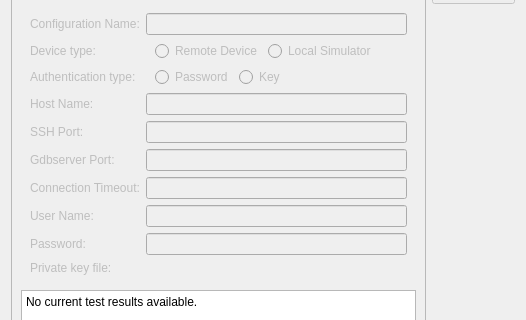
Above: src/plugins/qt4projectmanager/qt-maemo/maemosettingswidget.ui from qt-creator/qt-creator before the change; both pictures show x 0 to 526 and y 113 to 433 of the 526 by 514 pixel window. Below: the same form after it.
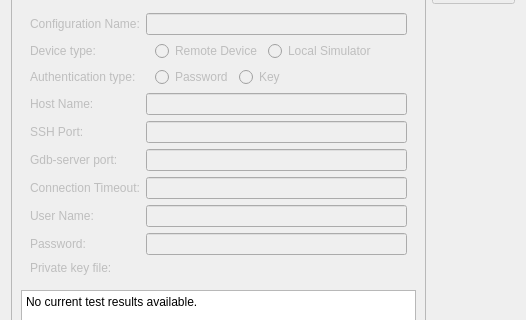
That is the form after the change. Custom widgets are drawn as their Qt base class.

The edit to the form file:
```diff
--- a/src/plugins/qt4projectmanager/qt-maemo/maemosettingswidget.ui
+++ b/src/plugins/qt4projectmanager/qt-maemo/maemosettingswidget.ui
@@ -178,7 +178,7 @@
          <item row="5" column="0">
           <widget class="QLabel" name="gdbServerPortLabel">
            <property name="text">
-            <string>Gdbserver Port:</string>
+            <string>Gdb-server port:</string>
            </property>
           </widget>
          </item>
```
